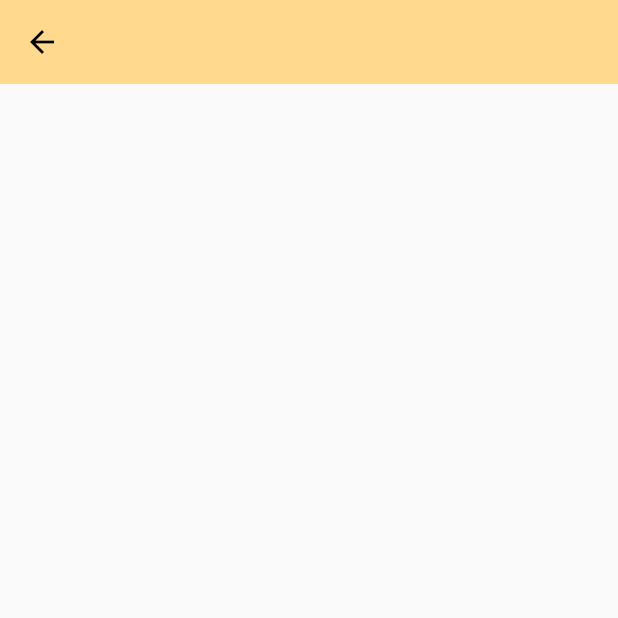
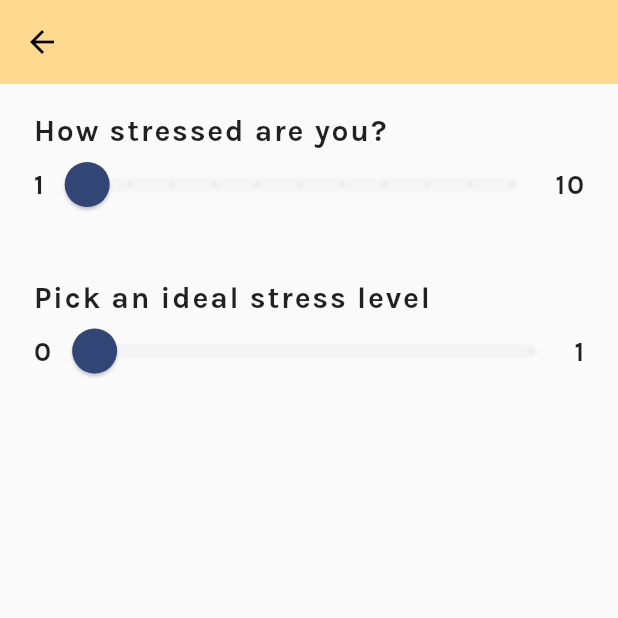
Before and after one commit to chuabingquan/helm, a Flutter app: the TriageScreen screen opened by its route, on a phone screen of 412 x 824 dp, the top half of it. Run offline on Flutter 3.47's test engine with Material 2 defaults, Android fonts, the phone set to English and light mode, and no system bars; our stand-ins replace flutter_svg, google_fonts.

Commit message:
Complete triage screen

```diff
--- a/lib/screens/home_screen.dart
+++ b/lib/screens/home_screen.dart
@@ -2,6 +2,7 @@ import 'package:flutter/material.dart';
 import 'package:flutter_svg/flutter_svg.dart';
 
 import '../widgets/emoji_button.dart';
+import '../screens/triage_screen.dart';
 
 class HomeScreen extends StatelessWidget {
   @override
@@ -70,7 +71,9 @@ class HomeScreen extends StatelessWidget {
                       height: 50.0,
                       emoji: '😰',
                       text: 'Anxious',
-                      onPressed: () {},
+                      onPressed: () => Navigator.of(context).pushNamed(
+                        TriageScreen.routeName,
+                      ),
                     ),
                     EmojiButton(
                       height: 50.0,
--- a/lib/screens/triage_screen.dart
+++ b/lib/screens/triage_screen.dart
@@ -1,7 +1,48 @@
 import 'package:flutter/material.dart';
 
-class TriageScreen extends StatelessWidget {
+import '../widgets/knob_slider.dart';
+
+class TriageScreen extends StatefulWidget {
   static const routeName = '/triage';
+
+  @override
+  _TriageScreenState createState() => _TriageScreenState();
+}
+
+class _TriageScreenState extends State<TriageScreen> {
+  var _selectedStressLevel = 1;
+  var _selectedIdealLevel = 0;
+
+  Widget _buildSliderQuestion({
+    @required String question,
+    @required int min,
+    @required int max,
+    @required int initialValue,
+    @required bool Function(int) onChanged,
+  }) {
+    return Column(
+      mainAxisSize: MainAxisSize.min,
+      crossAxisAlignment: CrossAxisAlignment.start,
+      children: <Widget>[
+        Flexible(
+          child: Text(
+            question,
+            style: TextStyle(
+              fontWeight: FontWeight.bold,
+              fontSize: 20.0,
+              letterSpacing: 1.2,
+            ),
+          ),
+        ),
+        KnobSlider(
+          min: min,
+          initialValue: initialValue,
+          max: max,
+          onChanged: onChanged,
+        ),
+      ],
+    );
+  }
 
   @override
   Widget build(BuildContext context) {
@@ -11,8 +52,77 @@ class TriageScreen extends StatelessWidget {
       appBar: AppBar(
         backgroundColor: theme.primaryColor,
         elevation: 0.0,
+        leading: IconButton(
+          icon: Icon(Icons.arrow_back),
+          onPressed: () => Navigator.of(context).pop(),
+        ),
       ),
-      body: Container(),
+      body: Container(
+        width: double.infinity,
+        padding: const EdgeInsets.symmetric(
+          vertical: 20.0,
+          horizontal: 22.0,
+        ),
+        child: Column(
+          mainAxisSize: MainAxisSize.min,
+          children: <Widget>[
+            Flexible(
+              child: _buildSliderQuestion(
+                question: 'How stressed are you?',
+                min: 1,
+                max: 10,
+                initialValue: 1,
+                onChanged: (value) {
+                  if (_selectedIdealLevel > value) {
+                    showDialog(
+                      context: context,
+                      builder: (ctx) => AlertDialog(
+                        title: Text('Oops!'),
+                        content: Text(
+                            'Your ideal stress level cannot be more than your actual stress level.'),
+                        actions: <Widget>[
+                          FlatButton(
+                            textColor: theme.accentColor,
+                            child: Text(
+                              'Okay',
+                              style: TextStyle(
+                                fontWeight: FontWeight.bold,
+                              ),
+                            ),
+                            onPressed: () => Navigator.of(context).pop(),
+                          )
+                        ],
+                      ),
+                    );
+                    return false;
+                  } else {
+                    setState(() {
+                      _selectedStressLevel = value;
+                    });
+                    return true;
+                  }
+                },
+              ),
+            ),
+            SizedBox(
+              height: 40.0,
+            ),
+            Flexible(
+              child: _buildSliderQuestion(
+                  question: 'Pick an ideal stress level',
+                  min: 0,
+                  max: _selectedStressLevel,
+                  initialValue: 0,
+                  onChanged: (value) {
+                    setState(() {
+                      _selectedIdealLevel = value;
+                    });
+                    return true;
+                  }),
+            ),
+          ],
+        ),
+      ),
     );
   }
 }
--- /dev/null
+++ b/lib/widgets/knob_slider.dart
@@ -0,0 +1,90 @@
+import 'package:flutter/material.dart';
+
+class KnobSlider extends StatefulWidget {
+  final int min;
+  final int max;
+  final int initialValue;
+  final bool Function(int) onChanged;
+
+  KnobSlider({
+    @required this.min,
+    @required this.max,
+    this.initialValue = 0,
+    @required this.onChanged,
+  });
+
+  @override
+  _KnobSliderState createState() => _KnobSliderState();
+}
+
+class _KnobSliderState extends State<KnobSlider> {
+  var _isInit = true;
+  double _sliderValue = 0.0;
+
+  @override
+  void didChangeDependencies() {
+    super.didChangeDependencies();
+    if (_isInit) {
+      _sliderValue = widget.initialValue.toDouble();
+      _isInit = false;
+    }
+  }
+
+  @override
+  Widget build(BuildContext context) {
+    final theme = Theme.of(context);
+
+    return Row(
+      mainAxisAlignment: MainAxisAlignment.spaceBetween,
+      children: <Widget>[
+        Text(
+          widget.min.toInt().toString(),
+          style: TextStyle(
+            fontWeight: FontWeight.bold,
+            fontSize: 18.0,
+            letterSpacing: 1.2,
+          ),
+        ),
+        Expanded(
+          child: SliderTheme(
+            data: SliderTheme.of(context).copyWith(
+              activeTrackColor: Colors.grey.shade200,
+              inactiveTrackColor: Colors.grey.shade100,
+              trackHeight: 9.0,
+              thumbColor: theme.accentColor,
+              thumbShape: const RoundSliderThumbShape(
+                enabledThumbRadius: 15.0,
+                disabledThumbRadius: 15.0,
+              ),
+              overlayColor: theme.accentColor.withAlpha(32),
+              inactiveTickMarkColor: Colors.grey.shade200,
+              valueIndicatorColor: theme.accentColor.withOpacity(0.95),
+            ),
+            child: Slider(
+              min: widget.min.toDouble(),
+              max: widget.max.toDouble(),
+              value: _sliderValue,
+              divisions: widget.max,
+              label: _sliderValue.ceil().toString(),
+              onChanged: (value) {
+                if (widget.onChanged(value.toInt())) {
+                  setState(() {
+                    _sliderValue = value;
+                  });
+                }
+              },
+            ),
+          ),
+        ),
+        Text(
+          widget.max.toInt().toString(),
+          style: TextStyle(
+            fontWeight: FontWeight.bold,
+            fontSize: 18.0,
+            letterSpacing: 1.2,
+          ),
+        ),
+      ],
+    );
+  }
+}
```
